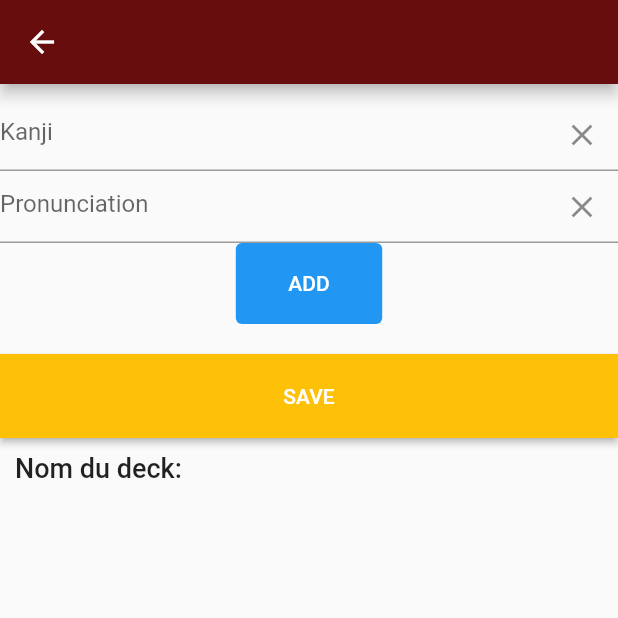
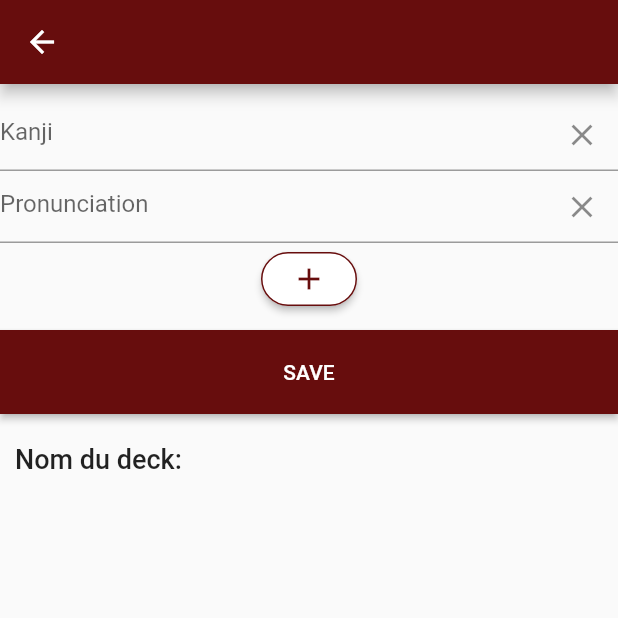
Before and after one commit to FlorianFlouquet/Yomikata, a Flutter app: the DeckMakerPage screen opened directly with empty values, on a phone screen of 412 x 824 dp, the top half of it. Run offline on Flutter 3.47's test engine with Material 2 defaults, Android fonts, the phone set to English and light mode, and no system bars; our stand-ins replace flip_card, loading_animation_widget; missing offline and left inert: mongo_dart.

Commit message:
style: changed add and save button's color and shape

```diff
--- a/lib/pages/deckMakerPage.dart
+++ b/lib/pages/deckMakerPage.dart
@@ -112,7 +112,7 @@ class _DeckMakerPageState extends State<DeckMakerPage> {
                       ),
                     ],
                   ),
-                  TextButton(
+                  ElevatedButton(
                     onPressed: () {
                       isDisable() ? // Check if form's inputs are empty
                       null :
@@ -127,25 +127,30 @@ class _DeckMakerPageState extends State<DeckMakerPage> {
                       });
                       focusKanji.requestFocus();
                     },
-                      style: ElevatedButton.styleFrom(
-                        padding: EdgeInsets.only(bottom: 19, left: 35, top: 19, right: 35),
-                        backgroundColor: Colors.blue,
-                        foregroundColor: Colors.white,
+                    style: ButtonStyle(
+                      shape: MaterialStateProperty.all(
+                        RoundedRectangleBorder(
+                          borderRadius: BorderRadius.circular(18.0),
+                          side: BorderSide(color: Color(0xff670D0D)),
+                        )
                       ),
-                      child: const Text("ADD")
+                      backgroundColor: MaterialStateProperty.all(Colors.white),
+                      foregroundColor: MaterialStateProperty.all(Color(0xff670D0D)),
+                    ),
+                    child: const Icon(Icons.add),
                   ),
                 ],
               ),
             ),
           ),
           Container(
-            margin: EdgeInsets.only(top: 20),
+            margin: EdgeInsets.only(top: 10, bottom: 10),
             child: ElevatedButton(
                 onPressed: () {
                   widget.update(modifiableDeck.name, modifiableDeck);
                 },
                 style: ElevatedButton.styleFrom(
-                  backgroundColor: Colors.amber,
+                  backgroundColor: Color(0xff670D0D),
                   shape: RoundedRectangleBorder(),
                   padding: EdgeInsets.all(20),
                 ),
```
Also changed, not shown: pubspec.lock. Lines whose indentation alone changed are shown as unchanged.
